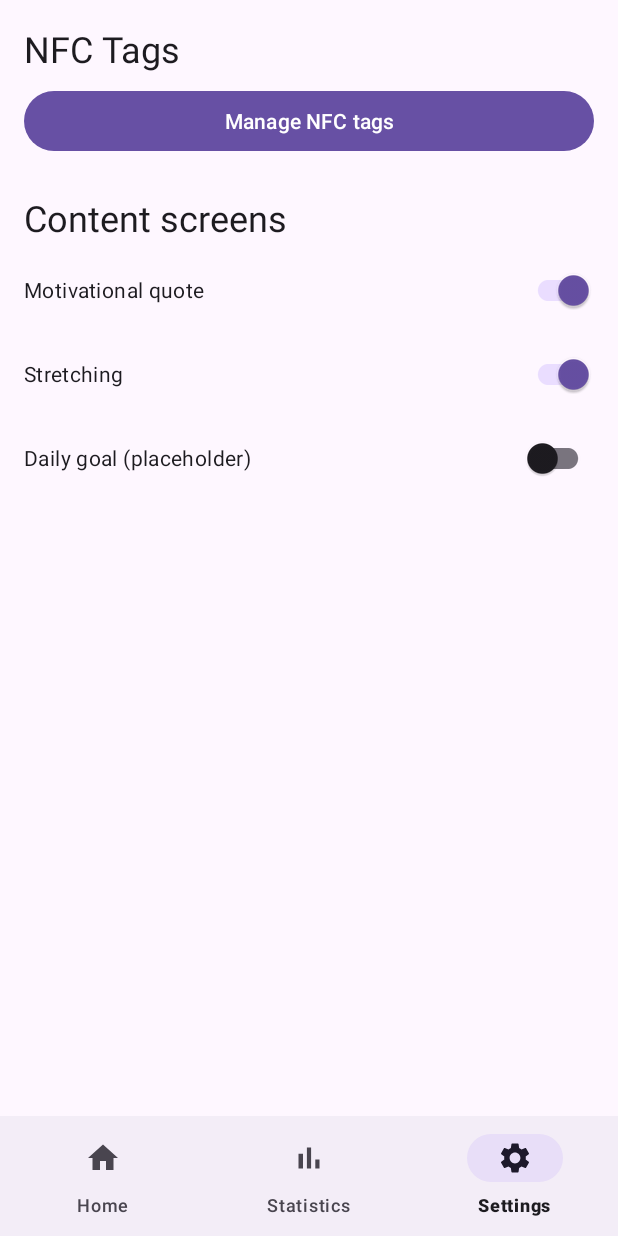
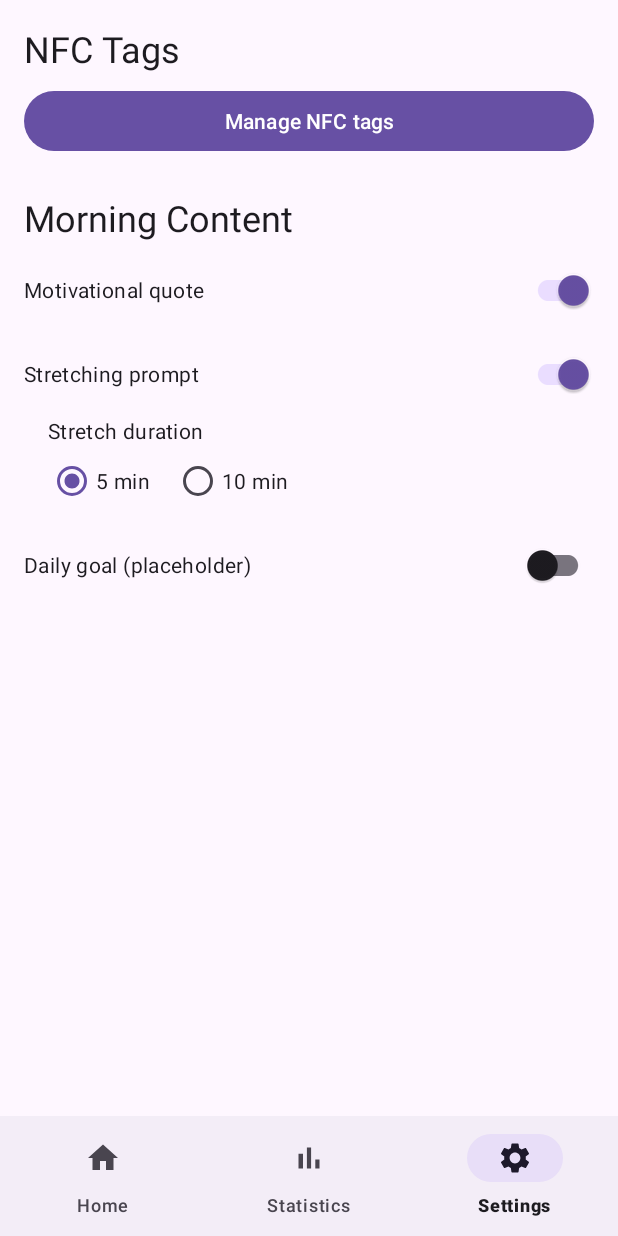
Before and after one commit to Kezman554/Personal-Morning-Alarm, an Android app: the screen it shows after launch (MainActivity), item 3 of the bottom bar chosen, on a phone screen of 412 x 824 dp. Run offline under Robolectric (Android 15) with nearby library versions, the phone set to English and light mode, and no system bars; our stand-ins replace Room's generated code, navigation-ui.

Commit message:
feat(settings): stretch duration selector + Morning Content section
Add a 5/10-minute stretch duration selector under the Stretch switch
(shown only when stretching is enabled), persisted to a new
ContentToggle.durationMinutes column via a non-destructive Room migration
(v1->v2) so registered tags and seeded quotes survive. Rename the section
to 'Morning Content'; the stretch screen now reads the configured
duration. Display order stays fixed for V1.

Verified on device: selector renders/persists, migration kept all 3 tags.

Co-Authored-By: Claude Opus 4.8 <noreply@anthropic.com>

```diff
--- a/app/src/main/java/com/personalmorningalarm/data/AppDatabase.kt
+++ b/app/src/main/java/com/personalmorningalarm/data/AppDatabase.kt
@@ -5,6 +5,8 @@ import androidx.room.Database
 import androidx.room.Room
 import androidx.room.RoomDatabase
 import androidx.room.TypeConverters
+import androidx.room.migration.Migration
+import androidx.sqlite.db.SupportSQLiteDatabase
 import com.personalmorningalarm.data.dao.AlarmConfigDao
 import com.personalmorningalarm.data.dao.AlarmEventDao
 import com.personalmorningalarm.data.dao.BundledQuoteDao
@@ -24,7 +26,7 @@ import com.personalmorningalarm.data.entity.NfcTag
         ContentToggle::class,
         BundledQuote::class
     ],
-    version = 1,
+    version = 2,
     exportSchema = false
 )
 @TypeConverters(Converters::class)
@@ -39,6 +41,17 @@ abstract class AppDatabase : RoomDatabase() {
     companion object {
         private const val DB_NAME = "personal_morning_alarm.db"
 
+        // v2: stretch duration on content_toggles. Non-destructive so registered
+        // NFC tags and seeded quotes survive the upgrade.
+        private val MIGRATION_1_2 = object : Migration(1, 2) {
+            override fun migrate(db: SupportSQLiteDatabase) {
+                db.execSQL(
+                    "ALTER TABLE content_toggles " +
+                        "ADD COLUMN duration_minutes INTEGER NOT NULL DEFAULT 5"
+                )
+            }
+        }
+
         @Volatile
         private var INSTANCE: AppDatabase? = null
 
@@ -48,7 +61,7 @@ abstract class AppDatabase : RoomDatabase() {
                     context.applicationContext,
                     AppDatabase::class.java,
                     DB_NAME
-                ).build().also { INSTANCE = it }
+                ).addMigrations(MIGRATION_1_2).build().also { INSTANCE = it }
             }
         }
     }
--- a/app/src/main/java/com/personalmorningalarm/data/entity/ContentToggle.kt
+++ b/app/src/main/java/com/personalmorningalarm/data/entity/ContentToggle.kt
@@ -23,5 +23,9 @@ data class ContentToggle(
     val isEnabled: Boolean = true,
 
     @ColumnInfo(name = "display_order")
-    val displayOrder: Int = 0
+    val displayOrder: Int = 0,
+
+    /** Duration in minutes; only meaningful for the STRETCH timer (default 5). */
+    @ColumnInfo(name = "duration_minutes")
+    val durationMinutes: Int = 5
 )
--- a/app/src/main/java/com/personalmorningalarm/ui/SettingsFragment.kt
+++ b/app/src/main/java/com/personalmorningalarm/ui/SettingsFragment.kt
@@ -47,11 +47,17 @@ class SettingsFragment : Fragment() {
             viewModel.setContentEnabled(ContentType.QUOTE, binding.switchQuote.isChecked)
         }
         binding.switchStretch.setOnClickListener {
-            viewModel.setContentEnabled(ContentType.STRETCH, binding.switchStretch.isChecked)
+            val enabled = binding.switchStretch.isChecked
+            viewModel.setContentEnabled(ContentType.STRETCH, enabled)
+            binding.stretchDurationGroup.visibility = if (enabled) View.VISIBLE else View.GONE
         }
         binding.switchPlaceholder.setOnClickListener {
             viewModel.setContentEnabled(ContentType.PLACEHOLDER, binding.switchPlaceholder.isChecked)
         }
+
+        // onClick (not the group's checked-change) so programmatic updates don't loop.
+        binding.rbStretch5.setOnClickListener { viewModel.setStretchDuration(5) }
+        binding.rbStretch10.setOnClickListener { viewModel.setStretchDuration(10) }
 
         viewLifecycleOwner.lifecycleScope.launch {
             viewLifecycleOwner.repeatOnLifecycle(Lifecycle.State.STARTED) {
@@ -59,7 +65,15 @@ class SettingsFragment : Fragment() {
                     toggles.forEach { t ->
                         when (t.contentType) {
                             ContentType.QUOTE -> binding.switchQuote.isChecked = t.isEnabled
-                            ContentType.STRETCH -> binding.switchStretch.isChecked = t.isEnabled
+                            ContentType.STRETCH -> {
+                                binding.switchStretch.isChecked = t.isEnabled
+                                binding.stretchDurationGroup.visibility =
+                                    if (t.isEnabled) View.VISIBLE else View.GONE
+                                binding.rgStretchDuration.check(
+                                    if (t.durationMinutes == 10) R.id.rb_stretch_10
+                                    else R.id.rb_stretch_5
+                                )
+                            }
                             ContentType.PLACEHOLDER -> binding.switchPlaceholder.isChecked = t.isEnabled
                         }
                     }
--- a/app/src/main/res/layout/fragment_settings.xml
+++ b/app/src/main/res/layout/fragment_settings.xml
@@ -45,6 +45,44 @@
             android:layout_marginTop="8dp"
             android:text="@string/toggle_stretch" />
 
+        <LinearLayout
+            android:id="@+id/stretch_duration_group"
+            android:layout_width="match_parent"
+            android:layout_height="wrap_content"
+            android:layout_marginStart="16dp"
+            android:layout_marginTop="4dp"
+            android:orientation="vertical"
+            android:visibility="gone">
+
+            <TextView
+                android:layout_width="wrap_content"
+                android:layout_height="wrap_content"
+                android:text="@string/stretch_duration_label"
+                android:textAppearance="?attr/textAppearanceBodyMedium" />
+
+            <RadioGroup
+                android:id="@+id/rg_stretch_duration"
+                android:layout_width="wrap_content"
+                android:layout_height="wrap_content"
+                android:orientation="horizontal">
+
+                <RadioButton
+                    android:id="@+id/rb_stretch_5"
+                    android:layout_width="wrap_content"
+                    android:layout_height="wrap_content"
+                    android:text="@string/stretch_5_min" />
+
+                <RadioButton
+                    android:id="@+id/rb_stretch_10"
+                    android:layout_width="wrap_content"
+                    android:layout_height="wrap_content"
+                    android:layout_marginStart="16dp"
+                    android:text="@string/stretch_10_min" />
+
+            </RadioGroup>
+
+        </LinearLayout>
+
         <com.google.android.material.switchmaterial.SwitchMaterial
             android:id="@+id/switch_placeholder"
             android:layout_width="match_parent"
--- a/app/src/main/res/values/strings.xml
+++ b/app/src/main/res/values/strings.xml
@@ -56,10 +56,13 @@
     <string name="goal_project">Project work</string>
 
     <!-- Content toggles (Settings) -->
-    <string name="content_section_title">Content screens</string>
+    <string name="content_section_title">Morning Content</string>
     <string name="toggle_quote">Motivational quote</string>
-    <string name="toggle_stretch">Stretching</string>
+    <string name="toggle_stretch">Stretching prompt</string>
     <string name="toggle_placeholder">Daily goal (placeholder)</string>
+    <string name="stretch_duration_label">Stretch duration</string>
+    <string name="stretch_5_min">5 min</string>
+    <string name="stretch_10_min">10 min</string>
 
     <!-- Stage 2 countdown service -->
     <string name="countdown_channel_name">Stage 2 countdown</string>
```
Also changed, not shown: app/src/main/java/com/personalmorningalarm/ui/AlarmDismissalActivity.kt (+10 -8 lines), app/src/main/java/com/personalmorningalarm/ui/SettingsViewModel.kt (+8 -0 lines), 1 other file.
